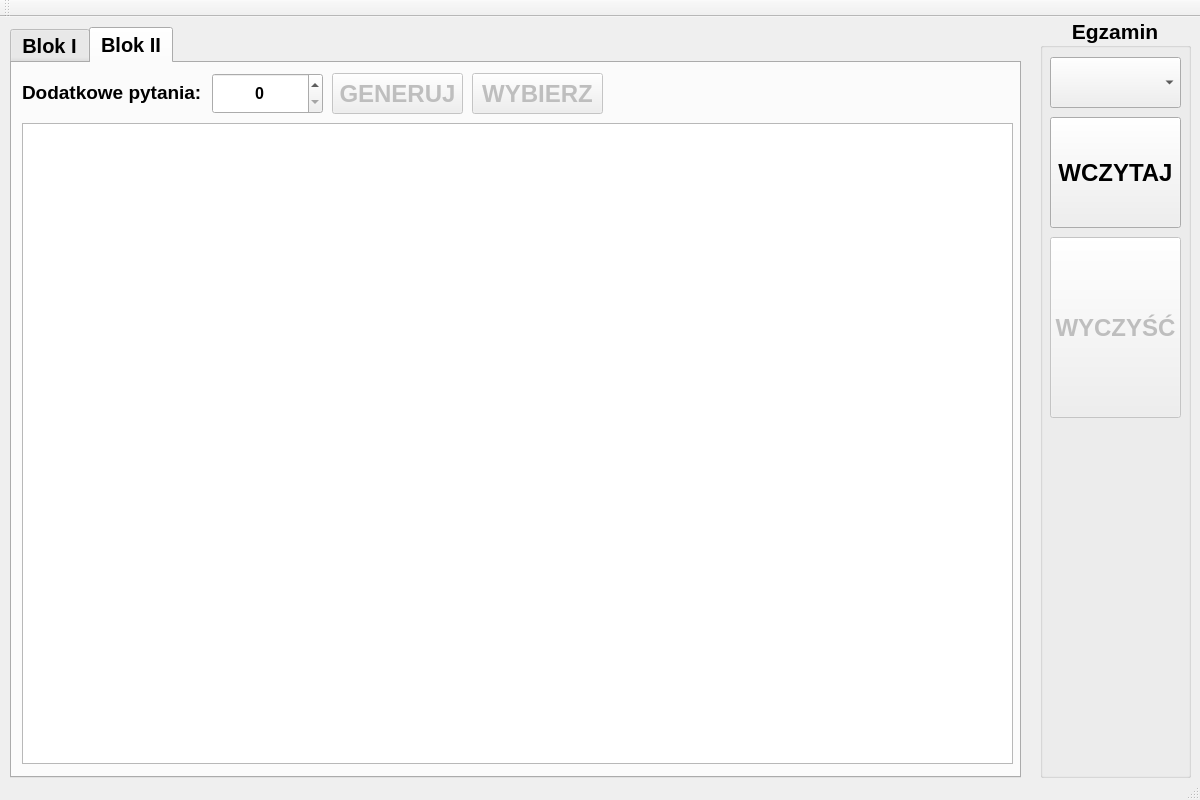
Qt form mainwindow.ui (lmalinski/EgzaminPrzedmiotowy_30) before a commit.
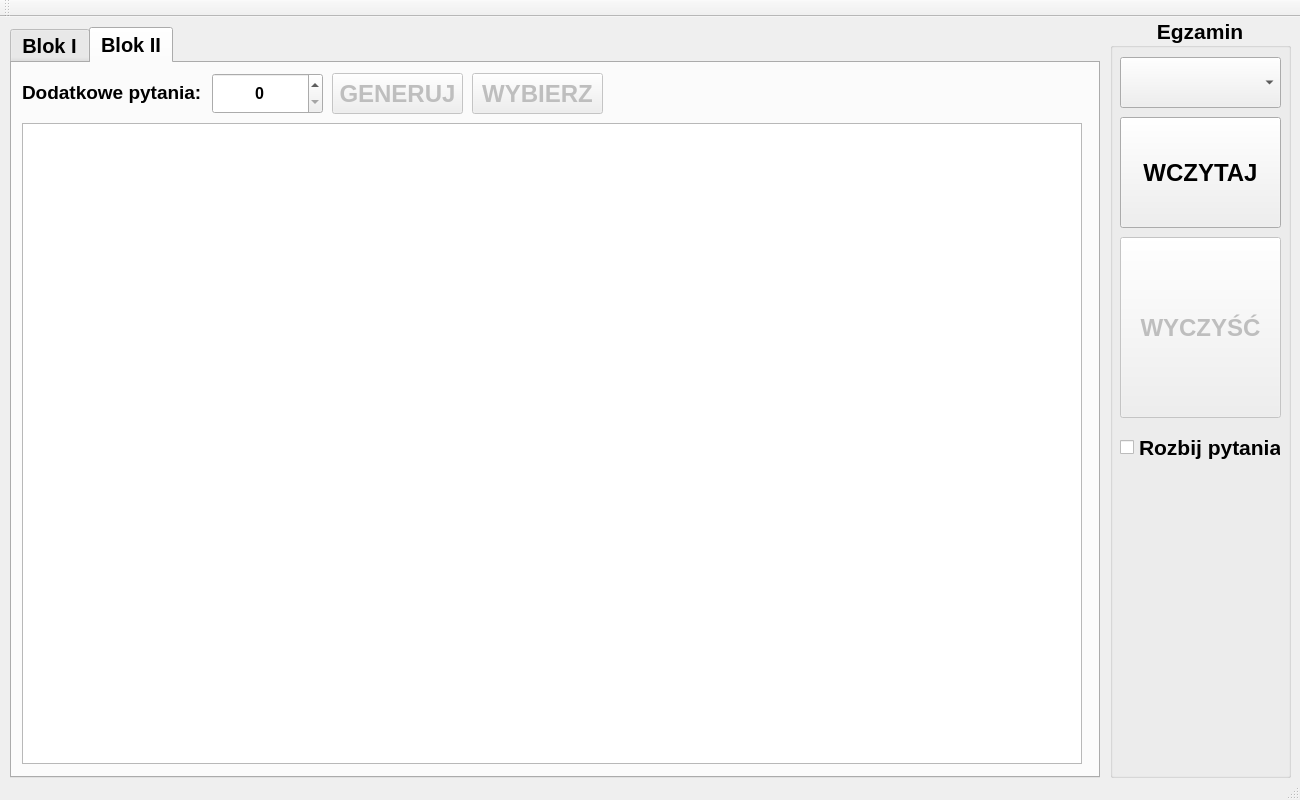
The same form after that commit.

What changed in the file:
```diff
--- a/mainwindow.ui
+++ b/mainwindow.ui
@@ -6,7 +6,7 @@
    <rect>
     <x>0</x>
     <y>0</y>
-    <width>1200</width>
+    <width>1300</width>
     <height>800</height>
    </rect>
   </property>
@@ -18,13 +18,13 @@
   </property>
   <property name="minimumSize">
    <size>
-    <width>1200</width>
+    <width>1300</width>
     <height>800</height>
    </size>
   </property>
   <property name="maximumSize">
    <size>
-    <width>1200</width>
+    <width>1300</width>
     <height>800</height>
    </size>
   </property>
@@ -35,9 +35,9 @@
    <widget class="QGroupBox" name="groupBox">
     <property name="geometry">
      <rect>
-      <x>1040</x>
+      <x>1110</x>
       <y>0</y>
-      <width>151</width>
+      <width>181</width>
       <height>761</height>
      </rect>
     </property>
@@ -58,7 +58,7 @@
       <rect>
        <x>10</x>
        <y>40</y>
-       <width>131</width>
+       <width>161</width>
        <height>51</height>
       </rect>
      </property>
@@ -74,7 +74,7 @@
       <rect>
        <x>10</x>
        <y>100</y>
-       <width>131</width>
+       <width>161</width>
        <height>111</height>
       </rect>
      </property>
@@ -96,7 +96,7 @@
       <rect>
        <x>10</x>
        <y>220</y>
-       <width>131</width>
+       <width>161</width>
        <height>181</height>
       </rect>
      </property>
@@ -110,13 +110,26 @@
       <string>WYCZYŚĆ</string>
      </property>
     </widget>
+    <widget class="QCheckBox" name="checkDecompose">
+     <property name="geometry">
+      <rect>
+       <x>10</x>
+       <y>410</y>
+       <width>161</width>
+       <height>41</height>
+      </rect>
+     </property>
+     <property name="text">
+      <string>Rozbij pytania</string>
+     </property>
+    </widget>
    </widget>
    <widget class="QTabWidget" name="tabBloki">
     <property name="geometry">
      <rect>
       <x>10</x>
       <y>10</y>
-      <width>1011</width>
+      <width>1090</width>
       <height>751</height>
      </rect>
     </property>
@@ -359,7 +372,7 @@
        <rect>
         <x>10</x>
         <y>60</y>
-        <width>991</width>
+        <width>1060</width>
         <height>641</height>
        </rect>
       </property>
@@ -377,7 +390,7 @@
        <rect>
         <x>10</x>
         <y>60</y>
-        <width>991</width>
+        <width>1060</width>
         <height>641</height>
        </rect>
       </property>
```
Left out of the diff: 4 changed lines with no effect on the pictures.
